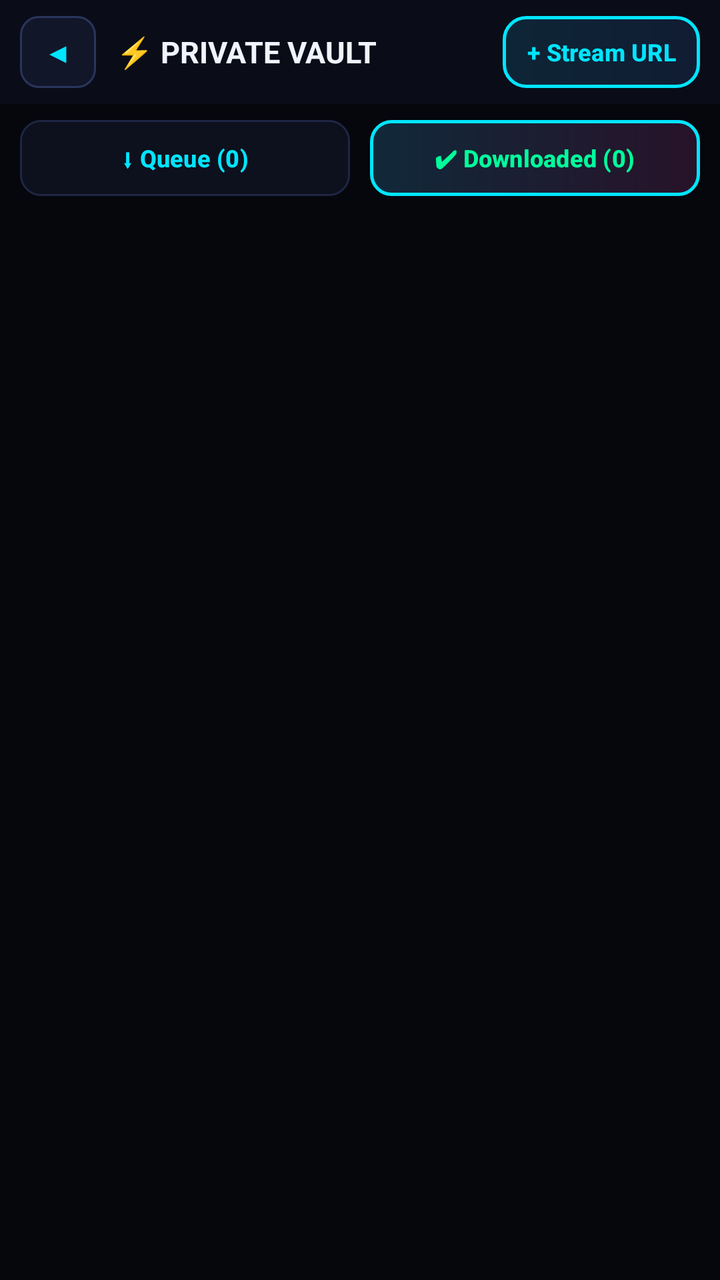
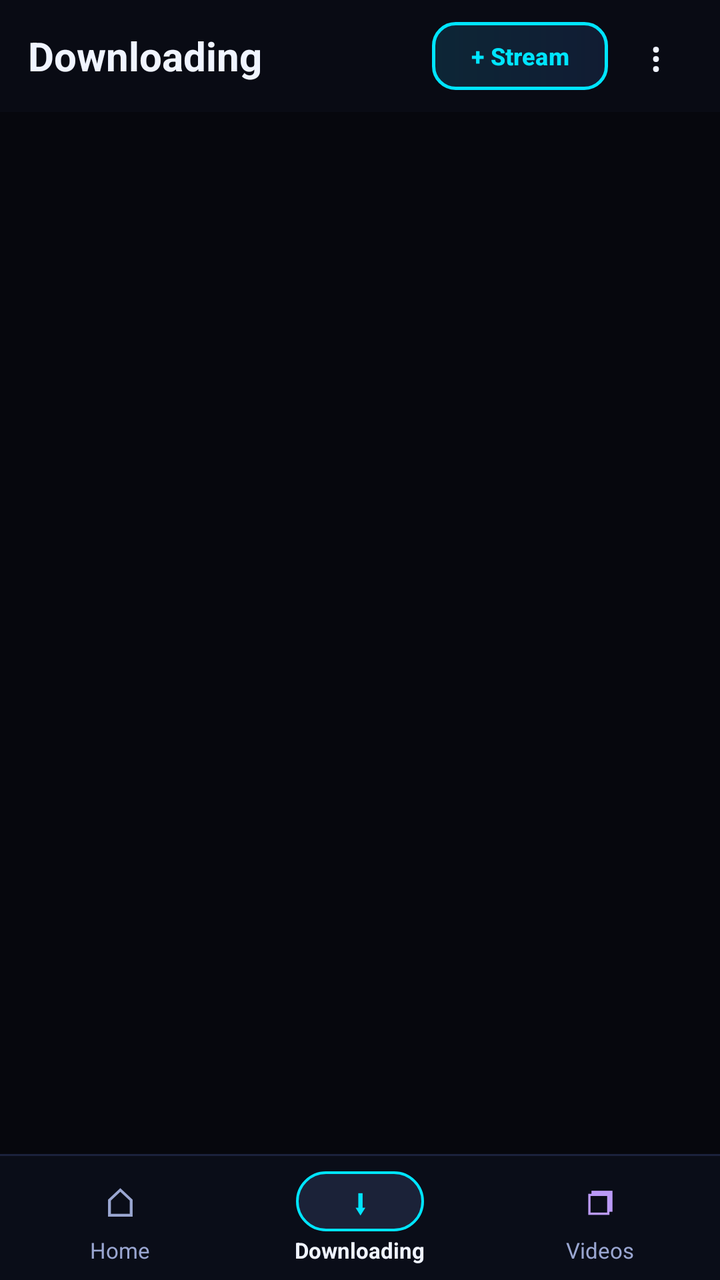

Screens rendered from an Android XML layout before and after an edit, with the pre-edit source and the edit as a unified diff.
<!-- AndroidManifest.xml: application theme Theme.Material3.DayNight.NoActionBar -->
<!-- res/layout/activity_vault_player.xml -->
<?xml version="1.0" encoding="utf-8"?>
<LinearLayout xmlns:android="http://schemas.android.com/apk/res/android"
    xmlns:app="http://schemas.android.com/apk/res-auto"
    android:layout_width="match_parent"
    android:layout_height="match_parent"
    android:orientation="vertical"
    android:background="#06070D">

    
    <LinearLayout
        android:id="@+id/vaultHeaderBar"
        android:layout_width="match_parent"
        android:layout_height="wrap_content"
        android:orientation="horizontal"
        android:gravity="center_vertical"
        android:paddingHorizontal="10dp"
        android:paddingVertical="8dp"
        android:background="#0A0D18">

        <Button
            android:id="@+id/btnBackBrowser"
            android:layout_width="38dp"
            android:layout_height="36dp"
            android:minWidth="0dp"
            android:padding="0dp"
            android:insetTop="0dp"
            android:insetBottom="0dp"
            android:background="@drawable/bg_btn_neon_dark"
            app:backgroundTint="@null"
            android:text="◀"
            android:textColor="#00E5FF"
            android:textSize="14sp" />

        <TextView
            android:layout_width="0dp"
            android:layout_height="wrap_content"
            android:layout_weight="1"
            android:layout_marginStart="10dp"
            android:text="⚡ PRIVATE VAULT"
            android:textColor="#F0F4FF"
            android:textSize="15sp"
            android:textStyle="bold" />

        <Button
            android:id="@+id/btnStreamOnline"
            android:layout_width="wrap_content"
            android:layout_height="36dp"
            android:paddingHorizontal="12dp"
            android:insetTop="0dp"
            android:insetBottom="0dp"
            android:background="@drawable/bg_btn_neon_cyan"
            app:backgroundTint="@null"
            android:text="+ Stream URL"
            android:textColor="#00E5FF"
            android:textSize="12sp"
            android:textStyle="bold" />
    </LinearLayout>

    
    <FrameLayout
        android:id="@+id/playerContainer"
        android:layout_width="match_parent"
        android:layout_height="235dp"
        android:background="#000000"
        android:visibility="gone">

        <androidx.media3.ui.PlayerView
            android:id="@+id/playerView"
            android:layout_width="match_parent"
            android:layout_height="match_parent"
            app:show_buffering="when_playing"
            app:use_controller="true" />

        
        <View
            android:id="@+id/gestureOverlay"
            android:layout_width="match_parent"
            android:layout_height="match_parent"
            android:layout_marginTop="46dp"
            android:layout_marginBottom="54dp" />

        
        <TextView
            android:id="@+id/tvGestureHud"
            android:layout_width="wrap_content"
            android:layout_height="wrap_content"
            android:layout_gravity="center"
            android:background="@drawable/bg_hud_pill"
            android:paddingHorizontal="18dp"
            android:paddingVertical="8dp"
            android:textColor="#00E5FF"
            android:textSize="16sp"
            android:textStyle="bold"
            android:visibility="gone" />

        
        <LinearLayout
            android:layout_width="wrap_content"
            android:layout_height="wrap_content"
            android:layout_gravity="top|end"
            android:layout_margin="6dp"
            android:orientation="horizontal">

            <Button
                android:id="@+id/btnQuality"
                android:layout_width="wrap_content"
                android:layout_height="34dp"
                android:minWidth="42dp"
                android:paddingHorizontal="8dp"
                android:insetTop="0dp"
                android:insetBottom="0dp"
                android:background="@drawable/bg_btn_neon_dark"
                app:backgroundTint="@null"
                android:text="HD"
                android:textColor="#00FF9C"
                android:textSize="11sp"
                android:textStyle="bold" />

            <Button
                android:id="@+id/btnSpeed"
                android:layout_width="wrap_content"
                android:layout_height="34dp"
                android:layout_marginStart="4dp"
                android:minWidth="44dp"
                android:paddingHorizontal="8dp"
                android:insetTop="0dp"
                android:insetBottom="0dp"
                android:background="@drawable/bg_btn_neon_dark"
                app:backgroundTint="@null"
                android:text="1.0x"
                android:textColor="#BB9AF7"
                android:textSize="11sp"
                android:textStyle="bold" />

            <Button
                android:id="@+id/btnRotate"
                android:layout_width="36dp"
                android:layout_height="34dp"
                android:layout_marginStart="4dp"
                android:minWidth="0dp"
                android:padding="0dp"
                android:insetTop="0dp"
                android:insetBottom="0dp"
                android:background="@drawable/bg_btn_neon_dark"
                app:backgroundTint="@null"
                android:text="⟳"
                android:textColor="#00E5FF"
                android:textSize="16sp" />

            <Button
                android:id="@+id/btnFullscreen"
                android:layout_width="36dp"
                android:layout_height="34dp"
                android:layout_marginStart="4dp"
                android:minWidth="0dp"
                android:padding="0dp"
                android:insetTop="0dp"
                android:insetBottom="0dp"
                android:background="@drawable/bg_btn_neon_dark"
                app:backgroundTint="@null"
                android:text="⛶"
                android:textColor="#00E5FF"
                android:textSize="15sp" />

            <Button
                android:id="@+id/btnClosePlayer"
                android:layout_width="36dp"
                android:layout_height="34dp"
                android:layout_marginStart="4dp"
                android:minWidth="0dp"
                android:padding="0dp"
                android:insetTop="0dp"
                android:insetBottom="0dp"
                android:background="@drawable/bg_btn_neon_pink"
                app:backgroundTint="@null"
                android:text="✕"
                android:textColor="#FF6EB4"
                android:textSize="14sp"
                android:textStyle="bold" />
        </LinearLayout>
    </FrameLayout>

    
    <LinearLayout
        android:id="@+id/vaultListSection"
        android:layout_width="match_parent"
        android:layout_height="0dp"
        android:layout_weight="1"
        android:orientation="vertical"
        android:background="#06070D">

        <LinearLayout
            android:layout_width="match_parent"
            android:layout_height="wrap_content"
            android:orientation="horizontal"
            android:paddingHorizontal="10dp"
            android:paddingTop="8dp"
            android:paddingBottom="4dp">

            <Button
                android:id="@+id/btnTabQueue"
                android:layout_width="0dp"
                android:layout_height="38dp"
                android:layout_weight="1"
                android:layout_marginEnd="5dp"
                android:insetTop="0dp"
                android:insetBottom="0dp"
                android:background="@drawable/bg_tab_inactive"
                app:backgroundTint="@null"
                android:text="⬇ Queue (0)"
                android:textColor="#00E5FF"
                android:textSize="12sp"
                android:textStyle="bold" />

            <Button
                android:id="@+id/btnTabDone"
                android:layout_width="0dp"
                android:layout_height="38dp"
                android:layout_weight="1"
                android:layout_marginStart="5dp"
                android:insetTop="0dp"
                android:insetBottom="0dp"
                android:background="@drawable/bg_tab_active"
                app:backgroundTint="@null"
                android:text="✔ Downloaded (0)"
                android:textColor="#00FF9C"
                android:textSize="12sp"
                android:textStyle="bold" />
        </LinearLayout>

        <TextView
            android:id="@+id/tvEmptyVault"
            android:layout_width="match_parent"
            android:layout_height="wrap_content"
            android:gravity="center"
            android:padding="28dp"
            android:text="No videos in this list yet."
            android:textColor="#68749C"
            android:textSize="13sp"
            android:visibility="gone" />

        <ListView
            android:id="@+id/downloadListView"
            android:layout_width="match_parent"
            android:layout_height="0dp"
            android:layout_weight="1"
            android:divider="#06070D"
            android:dividerHeight="8dp"
            android:padding="10dp" />
    </LinearLayout>
</LinearLayout>
<!-- resources referenced by this layout -->
<resources>
  <!-- drawable bg_btn_neon_cyan (drawable) -->
  <?xml version="1.0" encoding="utf-8"?>
  <shape xmlns:android="http://schemas.android.com/apk/res/android"
      android:shape="rectangle">
      <gradient
          android:angle="0"
          android:startColor="#0D2636"
          android:endColor="#111C33" />
      <corners android:radius="11dp" />
      <stroke
          android:width="1.5dp"
          android:color="#00E5FF" />
  </shape>
  
  <!-- drawable bg_btn_neon_dark (drawable) -->
  <?xml version="1.0" encoding="utf-8"?>
  <shape xmlns:android="http://schemas.android.com/apk/res/android"
      android:shape="rectangle">
      <solid android:color="#121629" />
      <corners android:radius="9dp" />
      <stroke
          android:width="1dp"
          android:color="#2A355C" />
  </shape>
  
  <!-- drawable bg_btn_neon_pink (drawable) -->
  <?xml version="1.0" encoding="utf-8"?>
  <shape xmlns:android="http://schemas.android.com/apk/res/android"
      android:shape="rectangle">
      <gradient
          android:angle="0"
          android:startColor="#2D1126"
          android:endColor="#1B122E" />
      <corners android:radius="11dp" />
      <stroke
          android:width="1.5dp"
          android:color="#FF2A85" />
  </shape>
  
  <!-- drawable bg_hud_pill (drawable) -->
  <?xml version="1.0" encoding="utf-8"?>
  <shape xmlns:android="http://schemas.android.com/apk/res/android"
      android:shape="rectangle">
      <solid android:color="#D9070913" />
      <corners android:radius="20dp" />
      <stroke
          android:width="1.5dp"
          android:color="#00E5FF" />
  </shape>
  
  <!-- drawable bg_tab_active (drawable) -->
  <?xml version="1.0" encoding="utf-8"?>
  <shape xmlns:android="http://schemas.android.com/apk/res/android"
      android:shape="rectangle">
      <gradient
          android:angle="0"
          android:startColor="#10293A"
          android:endColor="#281229" />
      <corners android:radius="10dp" />
      <stroke
          android:width="1.5dp"
          android:color="#00E5FF" />
  </shape>
  
  <!-- drawable bg_tab_inactive (drawable) -->
  <?xml version="1.0" encoding="utf-8"?>
  <shape xmlns:android="http://schemas.android.com/apk/res/android"
      android:shape="rectangle">
      <solid android:color="#0D101D" />
      <corners android:radius="10dp" />
      <stroke
          android:width="1dp"
          android:color="#1E2644" />
  </shape>
  
</resources>

<!-- the commit's change to res/layout/activity_vault_player.xml (unified diff, before → after) -->
@@ -13,54 +13,55 @@
         android:layout_height="wrap_content"
         android:orientation="horizontal"
         android:gravity="center_vertical"
-        android:paddingHorizontal="10dp"
-        android:paddingVertical="8dp"
-        android:background="#0A0D18">
+        android:paddingHorizontal="14dp"
+        android:paddingVertical="10dp"
+        android:background="#090B14">
+
+        <TextView
+            android:id="@+id/tvHeaderTitle"
+            android:layout_width="0dp"
+            android:layout_height="wrap_content"
+            android:layout_weight="1"
+            android:text="Downloading"
+            android:textColor="#F0F4FF"
+            android:textSize="20sp"
+            android:textStyle="bold" />
 
         <Button
-            android:id="@+id/btnBackBrowser"
-            android:layout_width="38dp"
+            android:id="@+id/btnStreamOnline"
+            android:layout_width="wrap_content"
+            android:layout_height="34dp"
+            android:paddingHorizontal="10dp"
+            android:insetTop="0dp"
+            android:insetBottom="0dp"
+            android:background="@drawable/bg_btn_neon_cyan"
+            app:backgroundTint="@null"
+            android:text="+ Stream"
+            android:textColor="#00E5FF"
+            android:textSize="12sp"
+            android:textStyle="bold" />
+
+        <Button
+            android:id="@+id/btnHeaderMenu"
+            android:layout_width="36dp"
             android:layout_height="36dp"
+            android:layout_marginStart="6dp"
             android:minWidth="0dp"
             android:padding="0dp"
             android:insetTop="0dp"
             android:insetBottom="0dp"
-            android:background="@drawable/bg_btn_neon_dark"
+            android:background="@android:color/transparent"
             app:backgroundTint="@null"
-            android:text="◀"
-            android:textColor="#00E5FF"
-            android:textSize="14sp" />
-
-        <TextView
-            android:layout_width="0dp"
-            android:layout_height="wrap_content"
-            android:layout_weight="1"
-            android:layout_marginStart="10dp"
-            android:text="⚡ PRIVATE VAULT"
+            android:text="⋮"
             android:textColor="#F0F4FF"
-            android:textSize="15sp"
-            android:textStyle="bold" />
-
-        <Button
-            android:id="@+id/btnStreamOnline"
-            android:layout_width="wrap_content"
-            android:layout_height="36dp"
-            android:paddingHorizontal="12dp"
-            android:insetTop="0dp"
-            android:insetBottom="0dp"
-            android:background="@drawable/bg_btn_neon_cyan"
-            app:backgroundTint="@null"
-            android:text="+ Stream URL"
-            android:textColor="#00E5FF"
-            android:textSize="12sp"
-            android:textStyle="bold" />
+            android:textSize="20sp" />
     </LinearLayout>
 
     
     <FrameLayout
         android:id="@+id/playerContainer"
         android:layout_width="match_parent"
-        android:layout_height="235dp"
+        android:layout_height="230dp"
         android:background="#000000"
         android:visibility="gone">
 
@@ -71,7 +72,6 @@
             app:show_buffering="when_playing"
             app:use_controller="true" />
 
-        
         <View
             android:id="@+id/gestureOverlay"
             android:layout_width="match_parent"
@@ -79,7 +79,6 @@
             android:layout_marginTop="46dp"
             android:layout_marginBottom="54dp" />
 
-        
         <TextView
             android:id="@+id/tvGestureHud"
             android:layout_width="wrap_content"
@@ -93,7 +92,6 @@
             android:textStyle="bold"
             android:visibility="gone" />
 
-        
         <LinearLayout
             android:layout_width="wrap_content"
             android:layout_height="wrap_content"
@@ -104,8 +102,8 @@
             <Button
                 android:id="@+id/btnQuality"
                 android:layout_width="wrap_content"
-                android:layout_height="34dp"
-                android:minWidth="42dp"
+                android:layout_height="32dp"
+                android:minWidth="40dp"
                 android:paddingHorizontal="8dp"
                 android:insetTop="0dp"
                 android:insetBottom="0dp"
@@ -119,9 +117,9 @@
             <Button
                 android:id="@+id/btnSpeed"
                 android:layout_width="wrap_content"
-                android:layout_height="34dp"
+                android:layout_height="32dp"
                 android:layout_marginStart="4dp"
-                android:minWidth="44dp"
+                android:minWidth="42dp"
                 android:paddingHorizontal="8dp"
                 android:insetTop="0dp"
                 android:insetBottom="0dp"
@@ -134,8 +132,8 @@
 
             <Button
                 android:id="@+id/btnRotate"
-                android:layout_width="36dp"
-                android:layout_height="34dp"
+                android:layout_width="34dp"
+                android:layout_height="32dp"
                 android:layout_marginStart="4dp"
                 android:minWidth="0dp"
                 android:padding="0dp"
@@ -145,12 +143,12 @@
                 app:backgroundTint="@null"
                 android:text="⟳"
                 android:textColor="#00E5FF"
-                android:textSize="16sp" />
+                android:textSize="15sp" />
 
             <Button
                 android:id="@+id/btnFullscreen"
-                android:layout_width="36dp"
-                android:layout_height="34dp"
+                android:layout_width="34dp"
+                android:layout_height="32dp"
                 android:layout_marginStart="4dp"
                 android:minWidth="0dp"
                 android:padding="0dp"
@@ -160,12 +158,12 @@
                 app:backgroundTint="@null"
                 android:text="⛶"
                 android:textColor="#00E5FF"
-                android:textSize="15sp" />
+                android:textSize="14sp" />
 
             <Button
                 android:id="@+id/btnClosePlayer"
-                android:layout_width="36dp"
-                android:layout_height="34dp"
+                android:layout_width="34dp"
+                android:layout_height="32dp"
                 android:layout_marginStart="4dp"
                 android:minWidth="0dp"
                 android:padding="0dp"
@@ -175,77 +173,183 @@
                 app:backgroundTint="@null"
                 android:text="✕"
                 android:textColor="#FF6EB4"
-                android:textSize="14sp"
+                android:textSize="13sp"
                 android:textStyle="bold" />
         </LinearLayout>
     </FrameLayout>
 
     
-    <LinearLayout
+    <FrameLayout
         android:id="@+id/vaultListSection"
         android:layout_width="match_parent"
         android:layout_height="0dp"
         android:layout_weight="1"
-        android:orientation="vertical"
         android:background="#06070D">
-
-        <LinearLayout
-            android:layout_width="match_parent"
-            android:layout_height="wrap_content"
-            android:orientation="horizontal"
-            android:paddingHorizontal="10dp"
-            android:paddingTop="8dp"
-            android:paddingBottom="4dp">
-
-            <Button
-                android:id="@+id/btnTabQueue"
-                android:layout_width="0dp"
-                android:layout_height="38dp"
-                android:layout_weight="1"
-                android:layout_marginEnd="5dp"
-                android:insetTop="0dp"
-                android:insetBottom="0dp"
-                android:background="@drawable/bg_tab_inactive"
-                app:backgroundTint="@null"
-                android:text="⬇ Queue (0)"
-                android:textColor="#00E5FF"
-                android:textSize="12sp"
-                android:textStyle="bold" />
-
-            <Button
-                android:id="@+id/btnTabDone"
-                android:layout_width="0dp"
-                android:layout_height="38dp"
-                android:layout_weight="1"
-                android:layout_marginStart="5dp"
-                android:insetTop="0dp"
-                android:insetBottom="0dp"
-                android:background="@drawable/bg_tab_active"
-                app:backgroundTint="@null"
-                android:text="✔ Downloaded (0)"
-                android:textColor="#00FF9C"
-                android:textSize="12sp"
-                android:textStyle="bold" />
-        </LinearLayout>
 
         <TextView
             android:id="@+id/tvEmptyVault"
             android:layout_width="match_parent"
             android:layout_height="wrap_content"
+            android:layout_gravity="center"
             android:gravity="center"
             android:padding="28dp"
-            android:text="No videos in this list yet."
+            android:text="No active downloads."
             android:textColor="#68749C"
-            android:textSize="13sp"
+            android:textSize="14sp"
             android:visibility="gone" />
 
         <ListView
             android:id="@+id/downloadListView"
             android:layout_width="match_parent"
-            android:layout_height="0dp"
-            android:layout_weight="1"
+            android:layout_height="match_parent"
             android:divider="#06070D"
             android:dividerHeight="8dp"
             android:padding="10dp" />
+    </FrameLayout>
+
+    <View
+        android:layout_width="match_parent"
+        android:layout_height="1dp"
+        android:background="#1B223C" />
+
+    
+    <LinearLayout
+        android:id="@+id/bottomNavBar"
+        android:layout_width="match_parent"
+        android:layout_height="62dp"
+        android:orientation="horizontal"
+        android:gravity="center"
+        android:background="#0A0D18"
+        android:paddingVertical="4dp">
+
+        
+        <LinearLayout
+            android:id="@+id/navHome"
+            android:layout_width="0dp"
+            android:layout_height="match_parent"
+            android:layout_weight="1"
+            android:gravity="center"
+            android:orientation="vertical">
+
+            <TextView
+                android:layout_width="56dp"
+                android:layout_height="30dp"
+                android:gravity="center"
+                android:text="⌂"
+                android:textColor="#9AA6D1"
+                android:textSize="20sp" />
+
+            <TextView
+                android:layout_width="wrap_content"
+                android:layout_height="wrap_content"
+                android:layout_marginTop="2dp"
+                android:text="Home"
+                android:textColor="#9AA6D1"
+                android:textSize="11sp" />
+        </LinearLayout>
+
+        
+        <LinearLayout
+            android:id="@+id/navDownloading"
+            android:layout_width="0dp"
+            android:layout_height="match_parent"
+            android:layout_weight="1"
+            android:gravity="center"
+            android:orientation="vertical">
+
+            <FrameLayout
+                android:id="@+id/iconWrapDownloading"
+                android:layout_width="64dp"
+                android:layout_height="30dp"
+                android:background="@drawable/bg_nav_pill">
+
+                <TextView
+                    android:layout_width="wrap_content"
+                    android:layout_height="wrap_content"
+                    android:layout_gravity="center"
+                    android:text="⬇"
+                    android:textColor="#00E5FF"
+                    android:textSize="16sp"
+                    android:textStyle="bold" />
+
+                <TextView
+                    android:id="@+id/tvBadgeDownloading"
+                    android:layout_width="wrap_content"
+                    android:layout_height="16dp"
+                    android:layout_gravity="top|end"
+                    android:layout_marginTop="1dp"
+                    android:layout_marginEnd="6dp"
+                    android:background="@drawable/bg_badge_red"
+                    android:gravity="center"
+                    android:minWidth="16dp"
+                    android:paddingHorizontal="4dp"
+                    android:text="0"
+                    android:textColor="#FFFFFF"
+                    android:textSize="10sp"
+                    android:textStyle="bold"
+                    android:visibility="gone" />
+            </FrameLayout>
+
+            <TextView
+                android:id="@+id/tvLabelDownloading"
+                android:layout_width="wrap_content"
+                android:layout_height="wrap_content"
+                android:layout_marginTop="2dp"
+                android:text="Downloading"
+                android:textColor="#F0F4FF"
+                android:textSize="11sp"
+                android:textStyle="bold" />
+        </LinearLayout>
+
+        
+        <LinearLayout
+            android:id="@+id/navVideos"
+            android:layout_width="0dp"
+            android:layout_height="match_parent"
+            android:layout_weight="1"
+            android:gravity="center"
+            android:orientation="vertical">
+
+            <FrameLayout
+                android:id="@+id/iconWrapVideos"
+                android:layout_width="64dp"
+                android:layout_height="30dp">
+
+                <TextView
+                    android:layout_width="wrap_content"
+                    android:layout_height="wrap_content"
+                    android:layout_gravity="center"
+                    android:text="❐"
+                    android:textColor="#BB9AF7"
+                    android:textSize="16sp"
+                    android:textStyle="bold" />
+
+                <TextView
+                    android:id="@+id/tvBadgeVideos"
+                    android:layout_width="wrap_content"
+                    android:layout_height="16dp"
+                    android:layout_gravity="top|end"
+                    android:layout_marginTop="1dp"
+                    android:layout_marginEnd="4dp"
+                    android:background="@drawable/bg_badge_red"
+                    android:gravity="center"
+                    android:minWidth="16dp"
+                    android:paddingHorizontal="4dp"
+                    android:text="0"
+                    android:textColor="#FFFFFF"
+                    android:textSize="10sp"
+                    android:textStyle="bold"
+                    android:visibility="gone" />
+            </FrameLayout>
+
+            <TextView
+                android:id="@+id/tvLabelVideos"
+                android:layout_width="wrap_content"
+                android:layout_height="wrap_content"
+                android:layout_marginTop="2dp"
+                android:text="Videos"
+                android:textColor="#9AA6D1"
+                android:textSize="11sp" />
+        </LinearLayout>
     </LinearLayout>
 </LinearLayout>
<!-- resource entries referenced after the edit -->
@@ -1,5 +1,13 @@
 <!-- resources referenced by this layout -->
 <resources>
+  <!-- drawable bg_badge_red (drawable) -->
+  <?xml version="1.0" encoding="utf-8"?>
+  <shape xmlns:android="http://schemas.android.com/apk/res/android"
+      android:shape="rectangle">
+      <solid android:color="#FF2A55" />
+      <corners android:radius="10dp" />
+  </shape>
+  
   <!-- drawable bg_btn_neon_cyan (drawable) -->
   <?xml version="1.0" encoding="utf-8"?>
   <shape xmlns:android="http://schemas.android.com/apk/res/android"
@@ -50,29 +58,15 @@
           android:color="#00E5FF" />
   </shape>
   
-  <!-- drawable bg_tab_active (drawable) -->
+  <!-- drawable bg_nav_pill (drawable) -->
   <?xml version="1.0" encoding="utf-8"?>
   <shape xmlns:android="http://schemas.android.com/apk/res/android"
       android:shape="rectangle">
-      <gradient
-          android:angle="0"
-          android:startColor="#10293A"
-          android:endColor="#281229" />
-      <corners android:radius="10dp" />
+      <solid android:color="#1B2238" />
+      <corners android:radius="20dp" />
       <stroke
-          android:width="1.5dp"
+          android:width="1.2dp"
           android:color="#00E5FF" />
-  </shape>
-  
-  <!-- drawable bg_tab_inactive (drawable) -->
-  <?xml version="1.0" encoding="utf-8"?>
-  <shape xmlns:android="http://schemas.android.com/apk/res/android"
-      android:shape="rectangle">
-      <solid android:color="#0D101D" />
-      <corners android:radius="10dp" />
-      <stroke
-          android:width="1dp"
-          android:color="#1E2644" />
   </shape>
   
 </resources>
